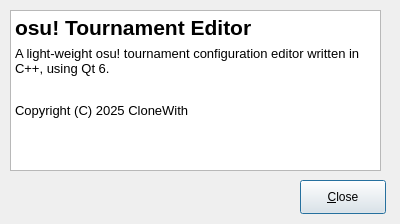
Old version of the form ProjectAboutDialog.ui in the repository CloneWith/osu-tournament-editor.
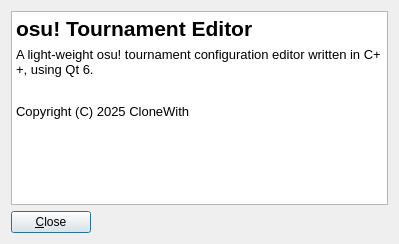
New version of the form. Icons and pictures are not drawn.

Commit message: Use vertical layout for ProjectAboutDialog

```diff
--- a/ProjectAboutDialog.ui
+++ b/ProjectAboutDialog.ui
@@ -6,43 +6,30 @@
    <rect>
     <x>0</x>
     <y>0</y>
-    <width>400</width>
-    <height>224</height>
+    <width>399</width>
+    <height>244</height>
    </rect>
   </property>
+  <property name="sizePolicy">
+   <sizepolicy hsizetype="Fixed" vsizetype="Fixed">
+    <horstretch>0</horstretch>
+    <verstretch>0</verstretch>
+   </sizepolicy>
+  </property>
   <property name="windowTitle">
    <string>ProjectAboutDialog</string>
   </property>
   <property name="windowIcon">
    <iconset theme="QIcon::ThemeIcon::HelpAbout"/>
   </property>
-  <widget class="QPushButton" name="closeButton">
-   <property name="geometry">
-    <rect>
-     <x>300</x>
-     <y>180</y>
-     <width>86</width>
-     <height>34</height>
-    </rect>
+  <layout class="QVBoxLayout" name="verticalLayout">
+   <property name="sizeConstraint">
+    <enum>QLayout::SizeConstraint::SetDefaultConstraint</enum>
    </property>
-   <property name="text">
-    <string>&amp;Close</string>
-   </property>
-   <property name="icon">
-    <iconset theme="QIcon::ThemeIcon::WindowClose"/>
-   </property>
-   <property name="checkable">
-    <bool>false</bool>
-   </property>
-  </widget>
+   <item>
   <widget class="QTextBrowser" name="textBrowser">
-   <property name="geometry">
-    <rect>
-     <x>10</x>
-     <y>10</y>
-     <width>371</width>
-     <height>161</height>
-    </rect>
+     <property name="acceptDrops">
+      <bool>false</bool>
    </property>
    <property name="autoFillBackground">
     <bool>false</bool>
@@ -66,7 +53,31 @@
 &lt;p style=&quot;-qt-paragraph-type:empty; margin-top:6px; margin-bottom:6px; margin-left:0px; margin-right:0px; -qt-block-indent:0; text-indent:0px; font-family:'Cascadia Mono PL';&quot;&gt;&lt;br /&gt;&lt;/p&gt;
 &lt;p style=&quot; margin-top:6px; margin-bottom:6px; margin-left:0px; margin-right:0px; -qt-block-indent:0; text-indent:0px;&quot;&gt;&lt;span style=&quot; font-family:'Cascadia Mono PL';&quot;&gt;Copyright (C) 2025 CloneWith &lt;/span&gt;&lt;/p&gt;&lt;/body&gt;&lt;/html&gt;</string>
    </property>
-  </widget>
+     <property name="textInteractionFlags">
+      <set>Qt::TextInteractionFlag::LinksAccessibleByKeyboard|Qt::TextInteractionFlag::LinksAccessibleByMouse</set>
+     </property>
+    </widget>
+   </item>
+   <item>
+    <widget class="QPushButton" name="closeButton">
+     <property name="sizePolicy">
+      <sizepolicy hsizetype="Fixed" vsizetype="Fixed">
+       <horstretch>0</horstretch>
+       <verstretch>0</verstretch>
+      </sizepolicy>
+     </property>
+     <property name="text">
+      <string>&amp;Close</string>
+     </property>
+     <property name="icon">
+      <iconset theme="QIcon::ThemeIcon::WindowClose"/>
+     </property>
+     <property name="checkable">
+      <bool>false</bool>
+     </property>
+    </widget>
+   </item>
+  </layout>
  </widget>
  <resources/>
  <connections>
```
Left out of the diff: 5 changed lines with no effect on the pictures. Lines whose indentation alone changed are shown as unchanged.
